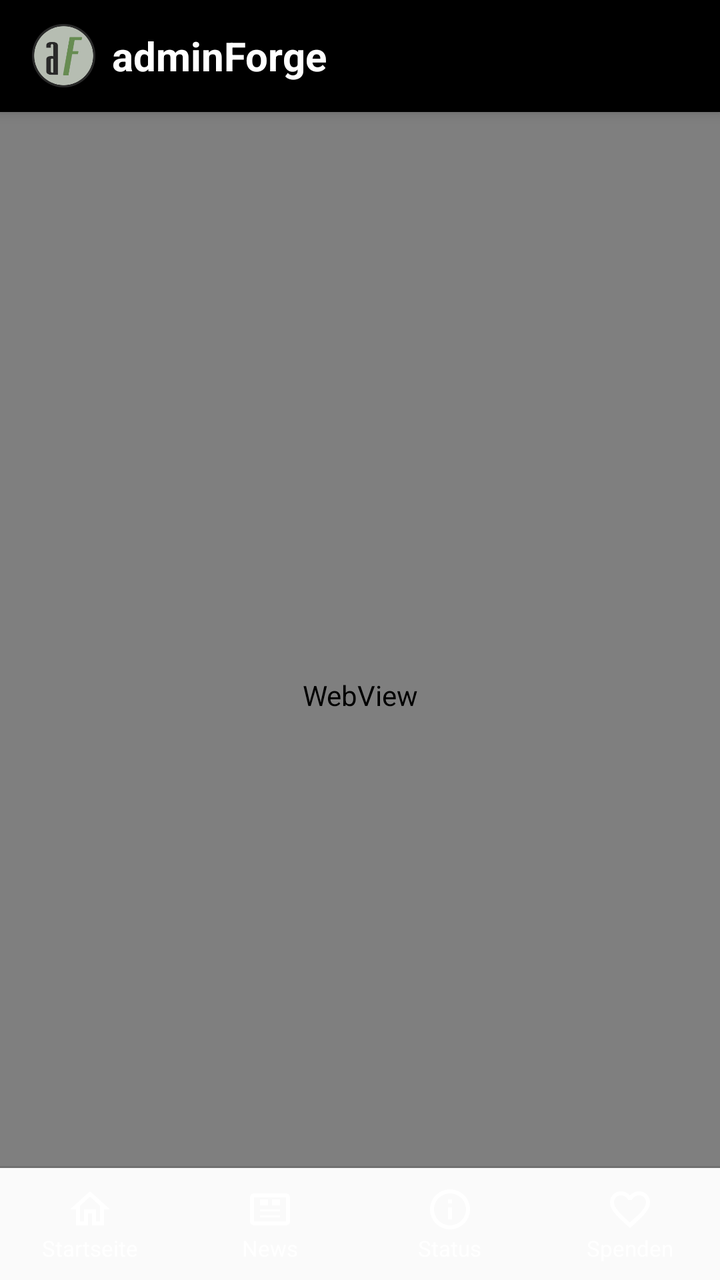
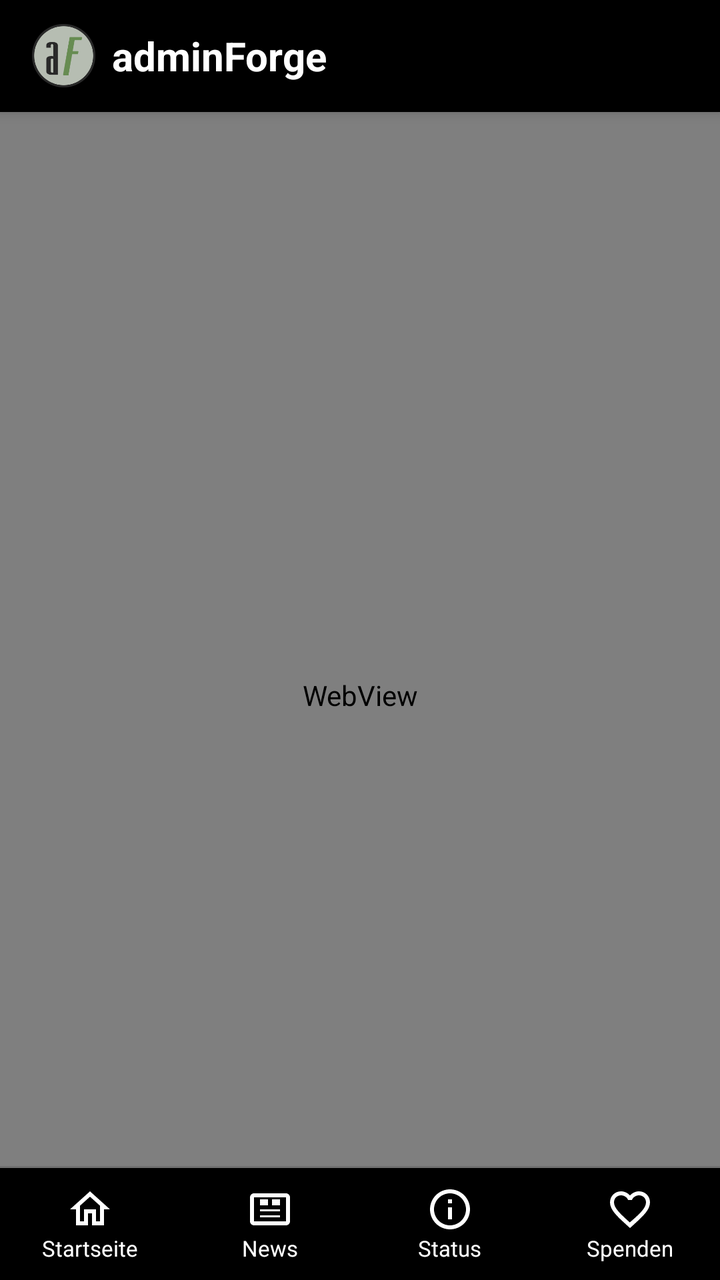

The first picture is an Android layout as it rendered before a commit; the second is the same layout after the commit. The layout source and the unified diff follow.
<!-- AndroidManifest.xml: application theme Theme.AdminForge -->
<!-- res/layout/activity_web.xml -->
<androidx.coordinatorlayout.widget.CoordinatorLayout xmlns:android="http://schemas.android.com/apk/res/android"
    xmlns:app="http://schemas.android.com/apk/res-auto"
    android:layout_width="match_parent"
    android:layout_height="match_parent"
    android:clipChildren="false"
    android:fitsSystemWindows="true">

    <com.google.android.material.appbar.AppBarLayout
        android:layout_width="match_parent"
        android:layout_height="wrap_content"
        android:theme="@style/ThemeOverlay.AppCompat.Dark.ActionBar"
        android:background="@android:color/black">

        <androidx.appcompat.widget.Toolbar
            android:id="@+id/toolbar"
            android:layout_width="match_parent"
            android:layout_height="?attr/actionBarSize"
            android:background="@android:color/black"
            android:theme="@style/ToolbarThemeOverlay"
            app:layout_scrollFlags="scroll"
            app:titleTextColor="@android:color/white">

            <LinearLayout
                android:layout_width="wrap_content"
                android:layout_height="match_parent"
                android:orientation="horizontal"
                android:gravity="center_vertical">
                <ImageView
                    android:layout_width="32dp"
                    android:layout_height="32dp"
                    android:src="@drawable/ic_adminforge_round"
                    android:contentDescription="adminForge Logo" />
                <TextView
                    android:layout_width="wrap_content"
                    android:layout_height="wrap_content"
                    android:layout_marginStart="8dp"
                    android:text="adminForge"
                    android:textColor="@android:color/white"
                    android:textSize="20sp"
                    android:textStyle="bold" />
            </LinearLayout>

        </androidx.appcompat.widget.Toolbar>
    </com.google.android.material.appbar.AppBarLayout>

    <WebView
        android:id="@+id/webview"
        android:layout_width="match_parent"
        android:layout_height="match_parent"
        android:layout_marginBottom="57dp"
        app:layout_behavior="@string/appbar_scrolling_view_behavior" />

    <LinearLayout
        android:id="@+id/bottom_bar_container"
        android:layout_width="match_parent"
        android:layout_height="wrap_content"
        android:layout_gravity="bottom"
        android:clipChildren="false"
        android:orientation="vertical">

        <View
            android:layout_width="match_parent"
            android:layout_height="1dp"
            android:background="?android:attr/listDivider" />

        <include layout="@layout/bottom_navigation" />
    </LinearLayout>
</androidx.coordinatorlayout.widget.CoordinatorLayout>
<!-- res/layout/bottom_navigation.xml (included above) -->
<?xml version="1.0" encoding="utf-8"?>
<LinearLayout xmlns:android="http://schemas.android.com/apk/res/android"
    android:layout_width="match_parent"
    android:layout_height="56dp"
    android:background="?android:attr/windowBackground"
    android:clipChildren="false"
    android:clipToPadding="false"
    android:orientation="horizontal">

    <LinearLayout
        android:id="@+id/btn_home"
        android:layout_width="0dp"
        android:layout_height="match_parent"
        android:layout_weight="1"
        android:background="?android:attr/selectableItemBackground"
        android:clickable="true"
        android:focusable="true"
        android:gravity="center"
        android:clipChildren="false"
        android:clipToPadding="false"
        android:orientation="vertical">
        <ImageView
            android:id="@+id/img_home"
            android:layout_width="24dp"
            android:layout_height="24dp"
            android:src="@drawable/ic_home_outline"
            android:tint="#FFFFFF" />
        <TextView
            android:layout_width="wrap_content"
            android:layout_height="wrap_content"
            android:text="Startseite"
            android:textSize="11sp"
            android:textColor="#FFFFFF" />
    </LinearLayout>

    <LinearLayout
        android:id="@+id/btn_news"
        android:layout_width="0dp"
        android:layout_height="match_parent"
        android:layout_weight="1"
        android:background="?android:attr/selectableItemBackground"
        android:clickable="true"
        android:focusable="true"
        android:gravity="center"
        android:clipChildren="false"
        android:clipToPadding="false"
        android:orientation="vertical">
        <FrameLayout
            android:layout_width="wrap_content"
            android:layout_height="wrap_content">
            <ImageView
                android:id="@+id/img_news"
                android:layout_width="24dp"
                android:layout_height="24dp"
                android:src="@drawable/ic_news_outline"
                android:tint="#FFFFFF" />
            <TextView
                android:id="@+id/news_badge"
                android:layout_width="16dp"
                android:layout_height="16dp"
                android:layout_gravity="top|end"
                android:layout_marginTop="-2dp"
                android:layout_marginEnd="-6dp"
                android:background="@drawable/bg_badge"
                android:gravity="center"
                android:text="0"
                android:textColor="@android:color/white"
                android:textSize="9sp"
                android:textStyle="bold"
                android:visibility="gone" />
        </FrameLayout>
        <TextView
            android:layout_width="wrap_content"
            android:layout_height="wrap_content"
            android:text="News"
            android:textSize="11sp"
            android:textColor="#FFFFFF" />
    </LinearLayout>

    <LinearLayout
        android:id="@+id/btn_status"
        android:layout_width="0dp"
        android:layout_height="match_parent"
        android:layout_weight="1"
        android:background="?android:attr/selectableItemBackground"
        android:clickable="true"
        android:focusable="true"
        android:gravity="center"
        android:clipChildren="false"
        android:clipToPadding="false"
        android:orientation="vertical">
        <FrameLayout
            android:layout_width="wrap_content"
            android:layout_height="wrap_content">
            <ImageView
                android:id="@+id/img_status"
                android:layout_width="24dp"
                android:layout_height="24dp"
                android:src="@drawable/ic_status_outline"
                android:tint="#FFFFFF" />
            <TextView
                android:id="@+id/status_badge"
                android:layout_width="16dp"
                android:layout_height="16dp"
                android:layout_gravity="top|end"
                android:layout_marginTop="-2dp"
                android:layout_marginEnd="-6dp"
                android:background="@drawable/bg_badge"
                android:gravity="center"
                android:text="0"
                android:textColor="@android:color/white"
                android:textSize="9sp"
                android:textStyle="bold"
                android:visibility="gone" />
        </FrameLayout>
        <TextView
            android:layout_width="wrap_content"
            android:layout_height="wrap_content"
            android:text="Status"
            android:textSize="11sp"
            android:textColor="#FFFFFF" />
    </LinearLayout>



    <LinearLayout
        android:id="@+id/btn_donate"
        android:layout_width="0dp"
        android:layout_height="match_parent"
        android:layout_weight="1"
        android:background="?android:attr/selectableItemBackground"
        android:clickable="true"
        android:focusable="true"
        android:gravity="center"
        android:clipChildren="false"
        android:clipToPadding="false"
        android:orientation="vertical">
        <ImageView
            android:id="@+id/img_donate"
            android:layout_width="24dp"
            android:layout_height="24dp"
            android:src="@drawable/ic_donate_outline"
            android:tint="#FFFFFF" />
        <TextView
            android:layout_width="wrap_content"
            android:layout_height="wrap_content"
            android:text="Spenden"
            android:textSize="11sp"
            android:textColor="#FFFFFF" />
    </LinearLayout>

</LinearLayout>
<!-- resources referenced by this layout -->
<resources>
  <!-- drawable bg_badge (drawable) -->
  <?xml version="1.0" encoding="utf-8"?>
  <shape xmlns:android="http://schemas.android.com/apk/res/android"
      android:shape="oval">
      <solid android:color="#F44336" /> 
      <stroke
          android:width="1dp"
          android:color="?android:attr/windowBackground" /> 
  </shape>
  <!-- drawable ic_adminforge_round: png bitmap (drawable, 9608 bytes) -->
  <!-- drawable ic_donate_outline (drawable) -->
  <vector xmlns:android="http://schemas.android.com/apk/res/android"
      android:width="24dp"
      android:height="24dp"
      android:viewportWidth="24"
      android:viewportHeight="24">
      <path
          android:fillColor="#FFFFFF"
          android:pathData="M16.5,3c-1.74,0-3.41,0.81-4.5,2.09C10.91,3.81,9.24,3,7.5,3C4.42,3,2,5.42,2,8.5c0,3.78,3.4,6.86,8.55,11.54L12,21.35l1.45-1.32C18.6,15.36,22,12.28,22,8.5C22,5.42,19.58,3,16.5,3zm-4.4,15.55l-0.1,0.1-0.1-0.1C7.14,14.24,4,11.39,4,8.5C4,6.5,5.5,5,7.5,5c1.54,0,3.04,0.99,3.57,2.36h1.87C13.46,5.99,14.96,5,16.5,5c2,0,3.5,1.5,3.5,3.5 0,2.89-3.14,5.74-8.1,10.05z"/>
  </vector>
  <!-- drawable ic_home_outline (drawable) -->
  <vector xmlns:android="http://schemas.android.com/apk/res/android"
      android:width="24dp"
      android:height="24dp"
      android:viewportWidth="24"
      android:viewportHeight="24">
      <path
          android:fillColor="#FFFFFF"
          android:pathData="M12,5.69l5,4.5V18h-2v-6H9v6H7v-7.81l5,-4.5M12,3L2,12h3v8h6v-6h2v6h6v-8h3L12,3z"/>
  </vector>
  <!-- drawable ic_news_outline (drawable) -->
  <vector xmlns:android="http://schemas.android.com/apk/res/android"
      android:width="24dp"
      android:height="24dp"
      android:viewportWidth="24"
      android:viewportHeight="24">
      <path
          android:fillColor="#FFFFFF"
          android:pathData="M20,4H4C2.89,4 2.01,4.89 2.01,6L2,18c0,1.1 0.89,2 2,2h16c1.1,0 2,-0.9 2,-2V6C22,4.89 21.1,4 20,4zM20,18H4V6h16V18zM11,10H7V7h4V10zM17,10h-4V7h4V10zM17,13H7v-1h10V13zM17,16H7v-1h10V16z"/>
  </vector>
  <!-- drawable ic_status_outline (drawable) -->
  <vector xmlns:android="http://schemas.android.com/apk/res/android"
      android:width="24dp"
      android:height="24dp"
      android:viewportWidth="24"
      android:viewportHeight="24">
      <path
          android:fillColor="#FFFFFF"
          android:pathData="M11,7h2v2h-2zm0,4h2v6h-2zm1-9C6.48,2,2,6.48,2,12s4.48,10,10,10,10-4.48,10-10S17.52,2,12,2zm0,18c-4.41,0-8-3.59-8-8s3.59-8,8-8,8,3.59,8,8-3.59,8-8,8z"/>
  </vector>
  <style name="ToolbarThemeOverlay" parent="ThemeOverlay.AppCompat.Dark.ActionBar">
          <item name="colorControlNormal">#FFFFFF</item>
      </style>
  <style name="Theme.AdminForge" parent="Theme.AppCompat.DayNight.NoActionBar">
          
          <item name="colorPrimary">@color/primary</item>
          <item name="colorAccent">@color/primary</item>
          <item name="colorControlNormal">#FFFFFF</item>
      </style>
  <color name="primary">#b6bdb2</color>
</resources>

<!-- the commit's change to res/layout/activity_web.xml (unified diff, before → after) -->
@@ -3,7 +3,8 @@
     android:layout_width="match_parent"
     android:layout_height="match_parent"
     android:clipChildren="false"
-    android:fitsSystemWindows="true">
+    android:fitsSystemWindows="true"
+    android:background="@android:color/black">
 
     <com.google.android.material.appbar.AppBarLayout
         android:layout_width="match_parent"
<!-- resource entries referenced after the edit -->
@@ -58,6 +58,10 @@
           <item name="colorPrimary">@color/primary</item>
           <item name="colorAccent">@color/primary</item>
           <item name="colorControlNormal">#FFFFFF</item>
+          <item name="android:windowBackground">@android:color/black</item>
+          <item name="android:colorBackground">@android:color/black</item>
+          <item name="android:textColorPrimary">#FFFFFF</item>
+          <item name="android:textColorSecondary">#B3FFFFFF</item>
       </style>
   <color name="primary">#b6bdb2</color>
 </resources>
